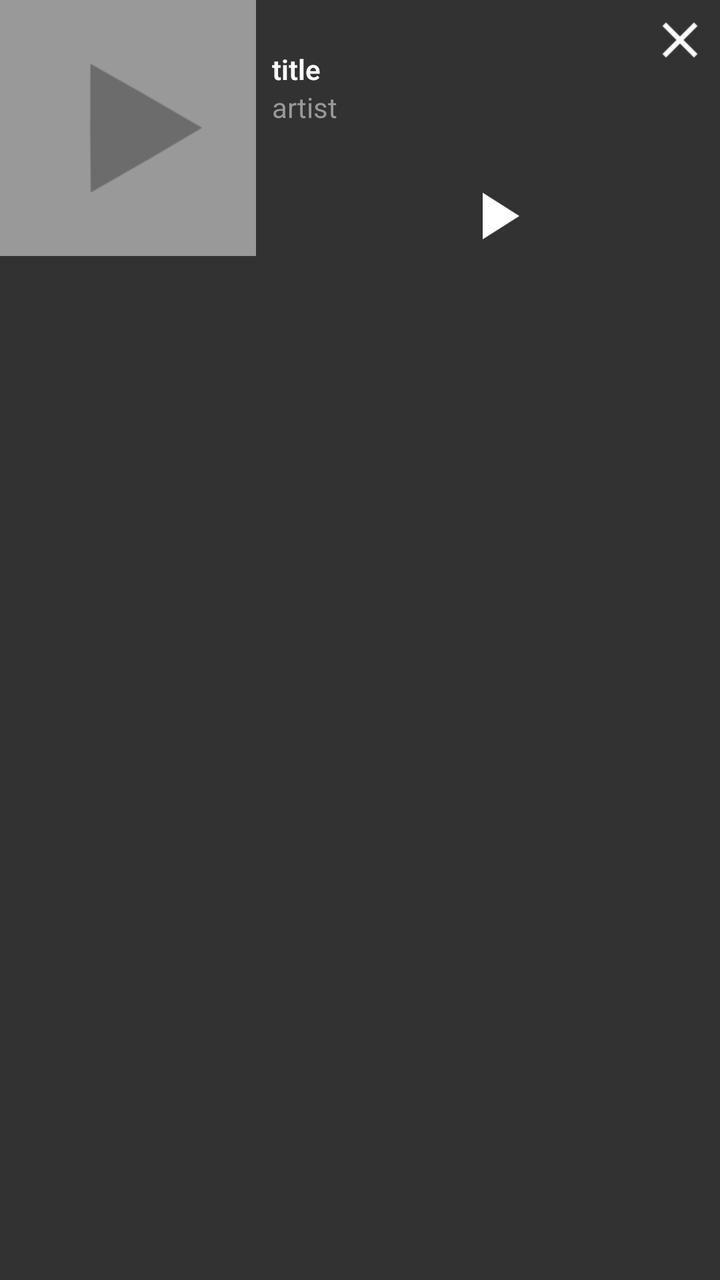
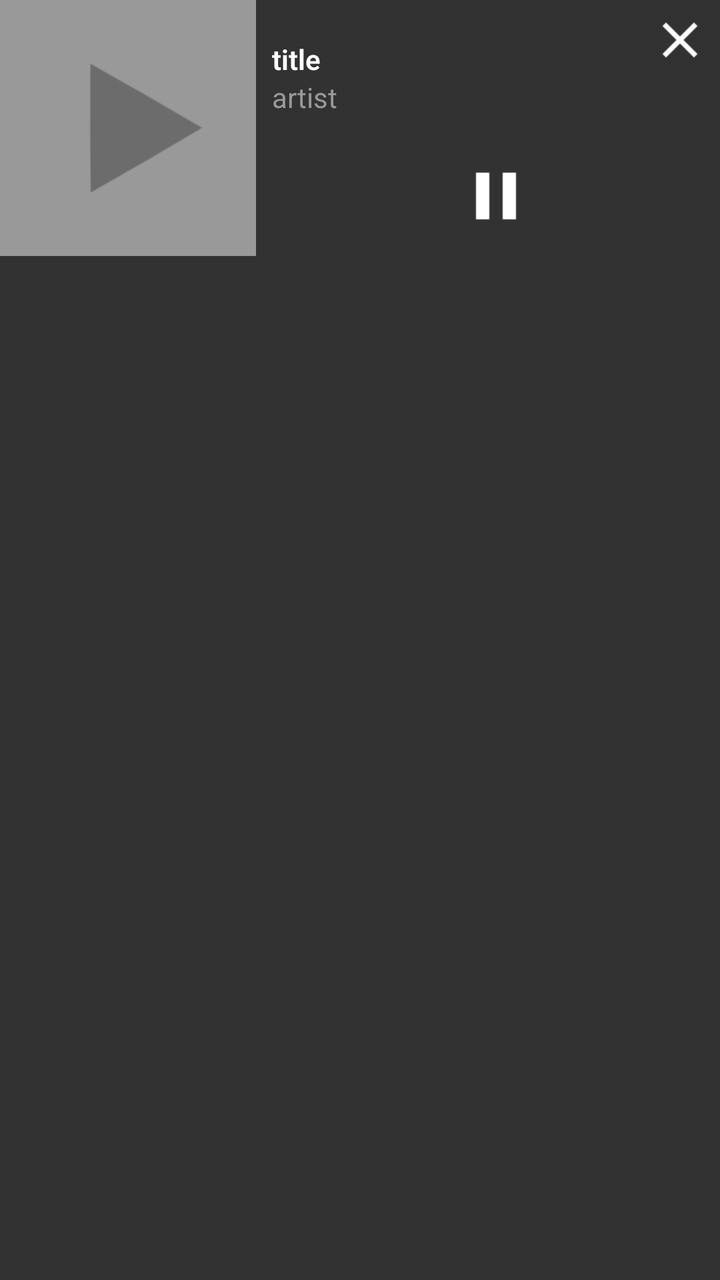

Two renders of the same Android screen: before a commit and after it. Below are the layout's source before the change and the commit's diff.
<!-- AndroidManifest.xml: application theme AppTheme -->
<!-- res/layout/player_notification_expanded.xml -->
<?xml version="1.0" encoding="utf-8"?>
<RelativeLayout xmlns:android="http://schemas.android.com/apk/res/android"
    xmlns:tools="http://schemas.android.com/tools"
    android:id="@+id/content"
    android:layout_width="fill_parent"
    android:layout_height="wrap_content"
    android:clickable="true"
    android:background="@color/background_notification_color"
    tools:targetApi="jelly_bean" >

    <ImageView
        android:id="@+id/backgroundCover"
        android:layout_width="128dp"
        android:layout_height="128dp"
        android:layout_marginRight="8dp"
        android:src="@drawable/dummy_thumbnail"
        android:scaleType="centerCrop"/>

    <LinearLayout
        android:layout_width="fill_parent"
        android:layout_height="fill_parent"
        android:layout_above="@+id/backgroundButtons"
        android:layout_toRightOf="@+id/backgroundCover"
        android:gravity="center_vertical"
        android:orientation="vertical" >

        <TextView
            android:id="@+id/backgroundSongName"
            style="@android:style/TextAppearance.StatusBar.EventContent.Title"
            android:layout_width="wrap_content"
            android:layout_height="wrap_content"
            android:layout_marginRight="40dp"
            android:ellipsize="marquee"
            android:singleLine="true"
            android:text="title" />

        <TextView
            android:id="@+id/backgroundArtist"
            style="@android:style/TextAppearance.StatusBar.EventContent"
            android:layout_width="wrap_content"
            android:layout_height="wrap_content"
            android:ellipsize="marquee"
            android:singleLine="true"
            android:text="artist" />
    </LinearLayout>

    <ImageButton
        android:id="@+id/backgroundStop"
        android:layout_width="30dp"
        android:layout_height="30dp"
        android:layout_alignParentRight="true"
        android:layout_margin="5dp"
        android:background="#00ffffff"
        android:clickable="true"
        android:scaleType="fitXY"
        android:src="@drawable/ic_close_white_24dp" />

    <LinearLayout
        android:id="@+id/backgroundButtons"
        android:layout_width="wrap_content"
        android:layout_height="40dp"
        android:layout_alignBottom="@id/backgroundCover"
        android:layout_alignParentRight="true"
        android:layout_toRightOf="@+id/backgroundCover"
        android:orientation="horizontal" >

        <ImageButton
            android:id="@+id/backgroundPlayPause"
            android:layout_width="0dp"
            android:layout_height="fill_parent"
            android:layout_marginLeft="30dp"
            android:layout_marginRight="30dp"
            android:layout_weight="1"
            android:background="#00ffffff"
            android:clickable="true"
            android:scaleType="centerInside"
            android:src="@drawable/ic_play_arrow_white_48dp" />
    </LinearLayout>

</RelativeLayout>
<!-- resources referenced by this layout -->
<resources>
  <color name="background_notification_color">#323232</color>
  <!-- drawable dummy_thumbnail: png bitmap (drawable-nodpi, 2654 bytes) -->
  <!-- drawable ic_close_white_24dp: png bitmap (drawable-hdpi, 221 bytes) -->
  <!-- drawable ic_play_arrow_white_48dp: png bitmap (drawable-hdpi, 283 bytes) -->
  <style name="AppTheme" parent="Theme.AppCompat.Light">
          <item name="android:actionBarStyle">@style/NewPipeActionbarTheme</item>
          <item name="actionBarStyle">@style/NewPipeActionbarTheme</item>
          <item name="colorPrimary">@color/light_youtube_primary_color</item>
          <item name="colorPrimaryDark">@color/light_youtube_dark_color</item>
          <item name="colorAccent">@color/light_youtube_accent_color</item>
          <item name="android:windowBackground">@color/light_background_color</item>
      </style>
  <style name="NewPipeActionbarTheme" parent="Widget.AppCompat.Light.ActionBar.Solid">
          <item name="android:displayOptions">showHome</item>
          <item name="displayOptions">showHome</item>
          <item name="android:background">@color/light_youtube_primary_color</item>
          <item name="background">@color/light_youtube_primary_color</item>
      </style>
  <color name="light_youtube_primary_color">#CD322E</color>
  <color name="light_youtube_dark_color">#BC211D</color>
  <color name="light_youtube_accent_color">#000000</color>
  <color name="light_background_color">#EEEEEE</color>
</resources>

<!-- the commit's change to res/layout/player_notification_expanded.xml (unified diff, before → after) -->
@@ -55,10 +55,10 @@
         android:scaleType="fitXY"
         android:src="@drawable/ic_close_white_24dp" />
 
-    <LinearLayout
+    <RelativeLayout
         android:id="@+id/backgroundButtons"
-        android:layout_width="wrap_content"
-        android:layout_height="40dp"
+        android:layout_width="match_parent"
+        android:layout_height="50dp"
         android:layout_alignBottom="@id/backgroundCover"
         android:layout_alignParentRight="true"
         android:layout_toRightOf="@+id/backgroundCover"
@@ -66,15 +66,14 @@
 
         <ImageButton
             android:id="@+id/backgroundPlayPause"
-            android:layout_width="0dp"
-            android:layout_height="fill_parent"
-            android:layout_marginLeft="30dp"
-            android:layout_marginRight="30dp"
-            android:layout_weight="1"
+            android:layout_width="40dp"
+            android:layout_height="40dp"
             android:background="#00ffffff"
             android:clickable="true"
-            android:scaleType="centerInside"
-            android:src="@drawable/ic_play_arrow_white_48dp" />
-    </LinearLayout>
+            android:scaleType="fitXY"
+            android:src="@drawable/ic_pause_white_24dp"
+            android:layout_alignParentTop="true"
+            android:layout_centerHorizontal="true" />
+    </RelativeLayout>
 
 </RelativeLayout>
<!-- resource entries referenced after the edit -->
@@ -3,7 +3,7 @@
   <color name="background_notification_color">#323232</color>
   <!-- drawable dummy_thumbnail: png bitmap (drawable-nodpi, 2654 bytes) -->
   <!-- drawable ic_close_white_24dp: png bitmap (drawable-hdpi, 221 bytes) -->
-  <!-- drawable ic_play_arrow_white_48dp: png bitmap (drawable-hdpi, 283 bytes) -->
+  <!-- drawable ic_pause_white_24dp: png bitmap (drawable-hdpi, 105 bytes) -->
   <style name="AppTheme" parent="Theme.AppCompat.Light">
           <item name="android:actionBarStyle">@style/NewPipeActionbarTheme</item>
           <item name="actionBarStyle">@style/NewPipeActionbarTheme</item>
